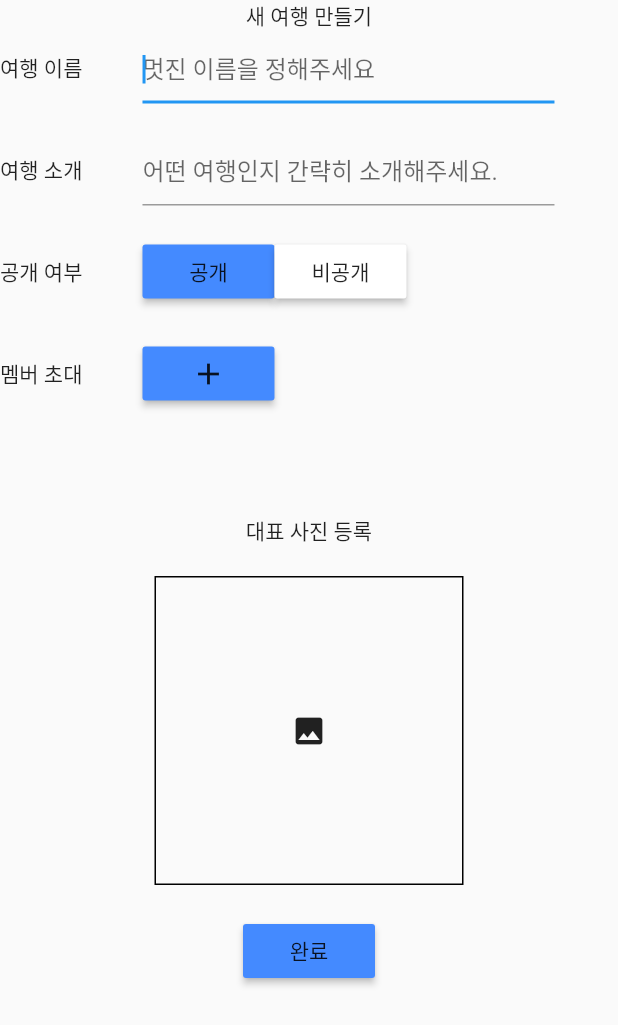
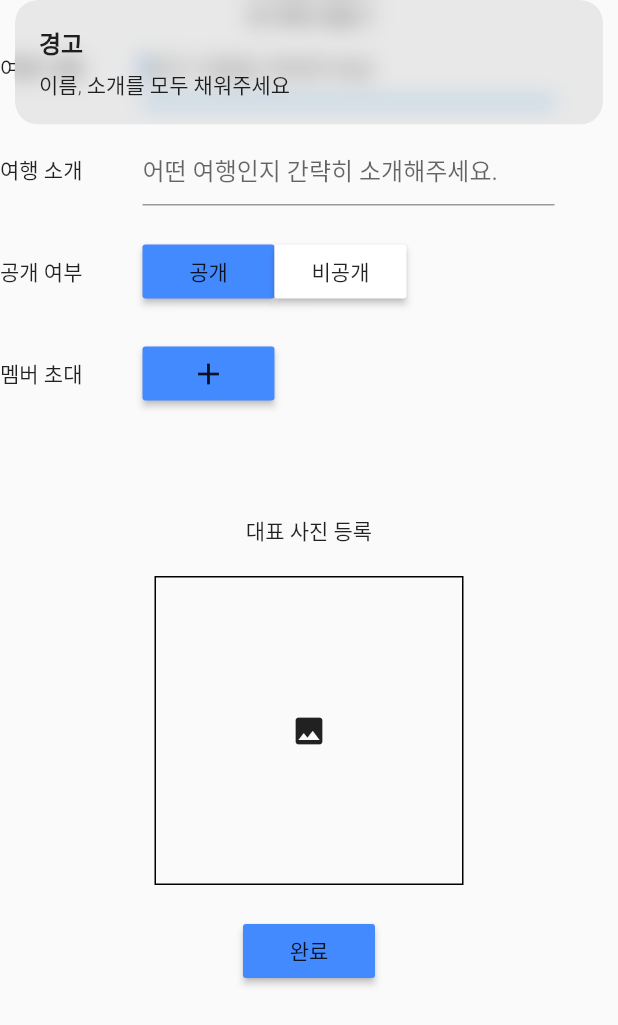
Before and after one commit to tngus5644/travel_record, a Flutter app: the HomeMakeGroup screen opened by its route, after a tap on "완료", on a phone screen of 412 x 824 dp. Shown: the top 1025 px of the screen. Run offline on Flutter 3.47's test engine with Material 2 defaults, Android fonts, the phone set to English and light mode, and no system bars; our stand-ins replace cloud_firestore, firebase_auth, firebase_core, firebase_storage, get, hive and 3 more; accounts and stored records are empty.

Commit message:
대표사진 등록 완료. 초대기능 구현 요망

```diff
--- a/lib/ui/home/home_make_group_screen.dart
+++ b/lib/ui/home/home_make_group_screen.dart
@@ -1,11 +1,14 @@
+
 import 'dart:io';
 
+import 'package:cloud_firestore/cloud_firestore.dart';
 import 'package:firebase_auth/firebase_auth.dart';
 import 'package:firebase_storage/firebase_storage.dart';
 import 'package:flutter/material.dart';
 import 'package:get/get.dart';
 import 'package:image_picker/image_picker.dart';
 import 'package:firebase_core/firebase_core.dart';
+import 'package:intl/intl.dart';
 import 'package:travel_record/data/users/user_class.dart';
 import 'package:travel_record/ui/widget/friends_select_widget.dart';
 
@@ -19,20 +22,23 @@ class HomeMakeGroup extends StatefulWidget {
 }
 
 class _HomeMakeGroupState extends State<HomeMakeGroup> {
+  FirebaseStorage _storage = FirebaseStorage.instance;
   TextEditingController _nameController = TextEditingController();
   TextEditingController _introduceController = TextEditingController();
-  final release = true.obs;
+  bool release = true;
   Users users;
   List<String> _selectedFriends = [];
 
   final imgPicker = ImagePicker();
   File _image;
+
+  bool checked = false;
+
   @override
   void initState() {
     super.initState();
     users = widget.users;
   }
-
 
   getGalleryImage() async {
     var image = await imgPicker.getImage(source: ImageSource.gallery);
@@ -49,6 +55,47 @@ class _HomeMakeGroupState extends State<HomeMakeGroup> {
     });
 
     Navigator.of(context).pop();
+  }
+
+  checkTextField() {
+    (_nameController.text.isBlank || _introduceController.text.isBlank)
+        ? Get.snackbar('경고', '이름, 소개를 모두 채워주세요')
+        : checked = true;
+    print(checked);
+  }
+
+  makeGroupComplete() async {
+    FirebaseFirestore db = FirebaseFirestore.instance;
+
+    final date = DateFormat('yyyyMMdd').format(DateTime.now());
+
+    String docID= db.collection("group").doc().id.toString();
+    await db.collection('group').doc(docID).set({            /// group doc에 현재 그룹 추가.
+      'create_at': date,
+      'introduce': _introduceController.text,
+      'leader': users.name,
+      'allowOpen': release,
+      'name': _nameController.text,
+      'member': users.name
+    });
+print(docID);
+
+    List belongGroup = [];
+    db.collection('users').doc('tngus5644').get().then((DocumentSnapshot ds) {      ///user doc의 belong_group 에 현재 그룹 추가.
+      belongGroup = ds.data()['belong_group'];
+      belongGroup.add(_nameController.text);
+
+      db
+          .collection('users')
+          .doc('tngus5644')
+          .update({'belong_group': belongGroup});
+    });
+
+    // ignore: unnecessary_statements
+    _image !=null? await _storage.ref().child('group/$docID/main').putFile(_image) : null;    ///Image를 Storage의 docID에 저장.
+
+
+
   }
 
   Future<void> showOptionsDialog(BuildContext context) {
@@ -107,7 +154,7 @@ class _HomeMakeGroupState extends State<HomeMakeGroup> {
                 )
               ],
             ),
-            SizedBox(height : 20),
+            SizedBox(height: 20),
             Row(
               children: [
                 Text('여행 소개'),
@@ -123,7 +170,7 @@ class _HomeMakeGroupState extends State<HomeMakeGroup> {
                 )
               ],
             ),
-            SizedBox(height : 20),
+            SizedBox(height: 20),
             Row(
               children: [
                 Text('공개 여부'),
@@ -131,34 +178,31 @@ class _HomeMakeGroupState extends State<HomeMakeGroup> {
                 Container(
                   child: Row(
                     children: [
-                      Obx(
-                        () => RaisedButton(
+                      RaisedButton(
                           onPressed: () {
-                              release.value = true;
-                              print(release.value);
+                            setState(() {
+                              release = true;
+                            });
+
+                            print(release);
                           },
                           child: Text('공개'),
-                            color: release.value
-                                ? Colors.blueAccent
-                                : Colors.white),
-                      ),
-                      Obx(
-                        () => RaisedButton(
+                          color: release ? Colors.blueAccent : Colors.white),
+                      RaisedButton(
                           onPressed: () {
-                              release.value = false;
+                            setState(() {
+                              release = false;
+                            });
                             print(release);
                           },
                           child: Text('비공개'),
-                            color: !release.value
-                                ? Colors.blueAccent
-                                : Colors.white),
-                      )
+                          color: !release ? Colors.blueAccent : Colors.white),
                     ],
                   ),
                 )
               ],
             ),
-            SizedBox(height : 20),
+            SizedBox(height: 20),
             Row(
               children: [
                 Text('멤버 초대'),
@@ -176,7 +220,7 @@ class _HomeMakeGroupState extends State<HomeMakeGroup> {
                 ),
               ],
             ),
-            SizedBox(height : 20),
+            SizedBox(height: 20),
             Wrap(
               direction: Axis.horizontal,
               children: [
@@ -196,8 +240,7 @@ class _HomeMakeGroupState extends State<HomeMakeGroup> {
                   child: Container(
                     width: Get.width / 2,
                     height: Get.width / 2,
-                    decoration: BoxDecoration(
-                        border: Border.all(width: 1.0)),
+                    decoration: BoxDecoration(border: Border.all(width: 1.0)),
                     child: _image.isNull
                         ? Icon(Icons.photo)
                         : Image.file(_image,
@@ -209,11 +252,15 @@ class _HomeMakeGroupState extends State<HomeMakeGroup> {
                 ),
               ],
             )),
-            SizedBox(height : 20),
+            SizedBox(height: 20),
             RaisedButton(
-              onPressed: () {
+              onPressed: () async {
+                await checkTextField();
 
-                Get.toNamed('makeGroup/image');
+                // ignore: unnecessary_statements
+                checked ? await makeGroupComplete() : null;
+
+                // Get.toNamed('makeGroup/home');
               },
               child: Text('완료'),
               color: Colors.blueAccent,
--- a/lib/ui/home/login_screen.dart
+++ b/lib/ui/home/login_screen.dart
@@ -33,6 +33,7 @@ class _LoginState extends State<Login> {
     DocumentSnapshot ds = await db.collection('users').doc('tngus5644').get();
 
     users = parseUser(ds.data());
+
     for (int i = 0; i < users.belongGroup.length; i++) {
       ds = await db.collection("group").doc(users.belongGroup[i]).get();
       group = parseGroup(ds.data());
--- a/pubspec.yaml
+++ b/pubspec.yaml
@@ -26,15 +26,16 @@ dependencies:
   firebase_auth: ^0.20.0+1
   firebase_core: ^0.7.0
 
-  path_provider: ^1.6.24
   get: ^3.24.0
 
   hive: ^1.4.4+1
   hive_flutter: ^0.3.1
+  shared_preferences: ^0.5.12+4
 
+  path_provider: ^1.6.24
   image_picker: ^0.6.7+21
+  intl: ^0.16.1
 
-  shared_preferences: ^0.5.12+4
 
   flutter:
     sdk: flutter
```
Lines whose indentation alone changed are shown as unchanged.
